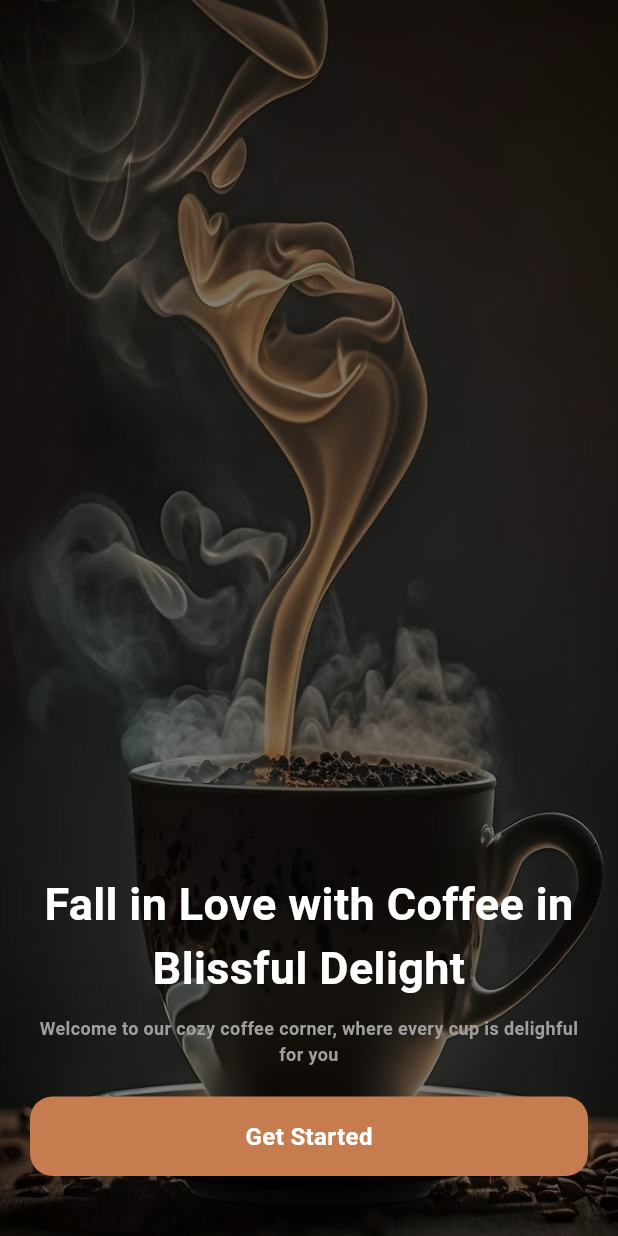
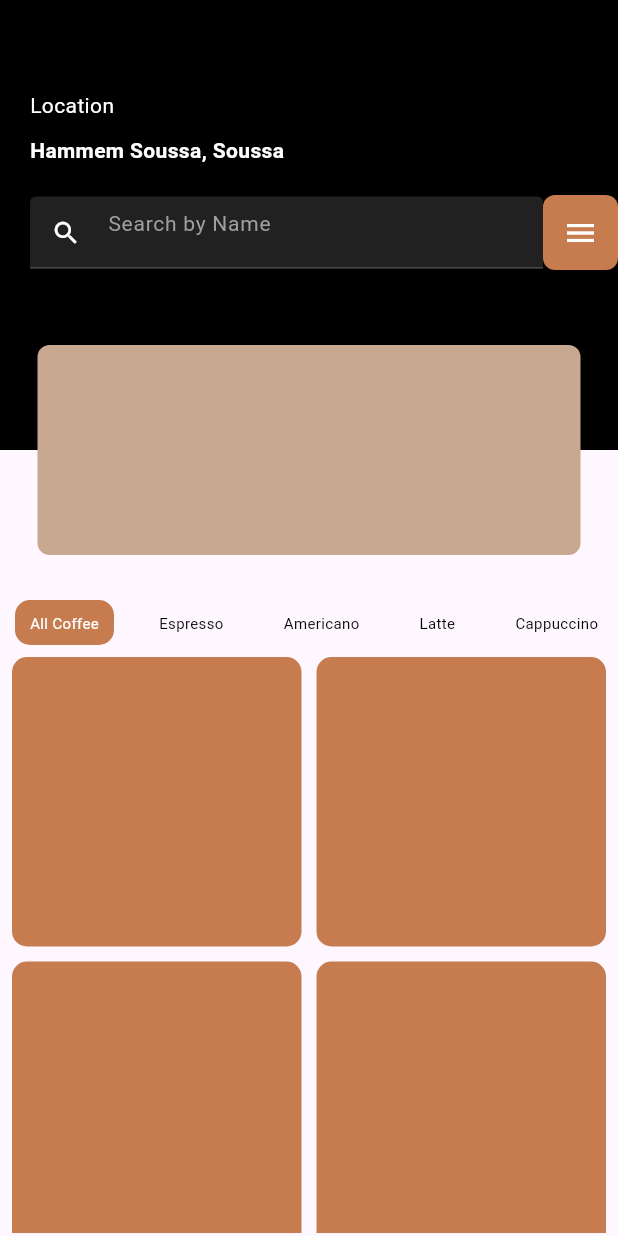
Before and after one commit to HibaChamkhi/coffee-shop-app, a Flutter app: the screen it shows after launch, on a phone screen of 412 x 824 dp. Run offline on Flutter 3.47's test engine with Material 3 defaults, Android fonts, the phone set to English and light mode, and no system bars; our stand-ins replace crystal_navigation_bar.

Commit message:
starting the ui of the home page

```diff
--- /dev/null
+++ b/lib/features/presentation/widgets/home.dart
@@ -0,0 +1,199 @@
+import 'package:crystal_navigation_bar/crystal_navigation_bar.dart';
+import 'package:flutter/material.dart';
+
+enum SelectedTab { home, favorite, add, search, person }
+
+final List<String> coffeeNames = [
+  "All Coffee", "Espresso", "Americano", "Latte", "Cappuccino",
+  "Mocha", "Macchiato", "Flat White", "Affogato", "Cortado", "Irish Coffee"
+];
+
+class HomePage extends StatefulWidget {
+  const HomePage({Key? key}) : super(key: key);
+
+  @override
+  State<HomePage> createState() => _HomePageState();
+}
+
+class _HomePageState extends State<HomePage> {
+  SelectedTab _selectedTab = SelectedTab.home;
+  int _selectedIndex = 0;
+
+  void _handleIndexChanged(int index) {
+    setState(() {
+      _selectedTab = SelectedTab.values[index];
+    });
+  }
+
+  void _onItemTap(int index) {
+    setState(() {
+      _selectedIndex = index;
+    });
+  }
+
+  @override
+  Widget build(BuildContext context) {
+    return Scaffold(
+      body: Stack(
+        children: [
+          Column(
+            children: [
+              _buildHeader(),
+              _buildCoffeeList(),
+              _buildCoffeeGrid(),
+            ],
+          ),
+          _buildOverlay(),
+        ],
+      ),
+      // Uncomment and configure this if needed
+      // bottomNavigationBar: CrystalNavigationBar(
+      //   borderRadius: 0,
+      //   boxShadow: const [
+      //     BoxShadow(color: Colors.grey, spreadRadius: 0, blurRadius: 250, offset: Offset(0, -300)),
+      //   ],
+      //   currentIndex: SelectedTab.values.indexOf(_selectedTab),
+      //   height: 0,
+      //   unselectedItemColor: Colors.grey,
+      //   backgroundColor: Colors.white,
+      //   onTap: _handleIndexChanged,
+      //   items: [
+      //     CrystalNavigationBarItem(icon: Icons.home, unselectedIcon: Icons.home, selectedColor: Color(0xFFC67C4E)),
+      //     CrystalNavigationBarItem(icon: Icons.monitor_heart, unselectedIcon: Icons.monitor_heart, selectedColor: Color(0xFFC67C4E)),
+      //     CrystalNavigationBarItem(icon: Icons.shopping_bag_outlined, unselectedIcon: Icons.shopping_bag_outlined, selectedColor: Color(0xFFC67C4E)),
+      //     CrystalNavigationBarItem(icon: Icons.notifications, unselectedIcon: Icons.notifications, selectedColor: Color(0xFFC67C4E)),
+      //   ],
+      // ),
+    );
+  }
+
+  Widget _buildHeader() {
+    return Container(
+      width: double.infinity,
+      height: 300,
+      color: Colors.black,
+      child: Padding(
+        padding: const EdgeInsets.only(left: 20, top: 60),
+        child: Column(
+          crossAxisAlignment: CrossAxisAlignment.start,
+          children: [
+            const Text("Location", style: TextStyle(color: Colors.white)),
+            const SizedBox(height: 10),
+            const Text("Hammem Soussa, Soussa",
+                style: TextStyle(color: Colors.white, fontWeight: FontWeight.bold)),
+            const SizedBox(height: 20),
+            Row(
+              children: [
+                _buildSearchField(),
+                _buildMenuButton(),
+              ],
+            ),
+          ],
+        ),
+      ),
+    );
+  }
+
+  Widget _buildSearchField() {
+    return Expanded(
+      child: TextFormField(
+        keyboardType: TextInputType.text,
+        decoration: InputDecoration(
+          prefixIcon: const Icon(Icons.search, color: Colors.white, size: 20),
+          fillColor: Colors.grey[900],
+          filled: true,
+          hintText: "Search by Name",
+          hintStyle: TextStyle(color: Colors.grey),
+          contentPadding: const EdgeInsets.symmetric(vertical: 8, horizontal: 8),
+          isDense: true,
+        ),
+        style: const TextStyle(fontSize: 14.0, color: Colors.white),
+      ),
+    );
+  }
+
+  Widget _buildMenuButton() {
+    return Container(
+      decoration: BoxDecoration(
+        borderRadius: BorderRadius.circular(8),
+        color: const Color(0xFFC67C4E),
+      ),
+      height: 50,
+      width: 50,
+      child: const Icon(Icons.menu, color: Colors.white),
+    );
+  }
+
+  Widget _buildCoffeeList() {
+    return Container(
+      height: 30,
+      margin: const EdgeInsets.only(top: 100.0),
+      child: ListView(
+        scrollDirection: Axis.horizontal,
+        children: coffeeNames.asMap().entries.map((entry) {
+          int index = entry.key;
+          String name = entry.value;
+          return GestureDetector(
+            onTap: () => _onItemTap(index),
+            child: Container(
+              padding: const EdgeInsets.symmetric(horizontal: 10),
+              margin: const EdgeInsets.symmetric(horizontal: 10),
+              decoration: BoxDecoration(
+                color: _selectedIndex == index ? const Color(0xFFC67C4E) : Colors.transparent,
+                borderRadius: BorderRadius.circular(10),
+              ),
+              child: Center(
+                child: Text(
+                  name,
+                  style: TextStyle(
+                    fontSize: 10,
+                    color: _selectedIndex == index ? Colors.white : Colors.black,
+                  ),
+                ),
+              ),
+            ),
+          );
+        }).toList(),
+      ),
+    );
+  }
+
+  Widget _buildCoffeeGrid() {
+    return Container(
+      height: 400,
+      padding: const EdgeInsets.all(8.0),
+      child: GridView.builder(
+        gridDelegate: const SliverGridDelegateWithFixedCrossAxisCount(
+          crossAxisCount: 2,
+          crossAxisSpacing: 10,
+          mainAxisSpacing: 10,
+        ),
+        itemCount: coffeeNames.length,
+        itemBuilder: (context, index) {
+          return Container(
+            decoration: BoxDecoration(
+              color: const Color(0xFFC67C4E),
+              borderRadius: BorderRadius.circular(10),
+            ),
+          );
+        },
+      ),
+    );
+  }
+
+  Widget _buildOverlay() {
+    return Positioned(
+      top: 230,
+      left: 25,
+      right: 25,
+      child: Container(
+        decoration: BoxDecoration(
+          color: const Color(0xFFC9A891),
+          borderRadius: BorderRadius.circular(8),
+        ),
+        width: 310,
+        height: 140,
+      ),
+    );
+  }
+}
--- a/lib/features/presentation/widgets/onboarding.dart
+++ b/lib/features/presentation/widgets/onboarding.dart
@@ -64,7 +64,7 @@ class _OnboardingWidgetsState extends State<OnboardingWidgets> {
                       color: const Color(0xFFC67C4E),
                       borderRadius: BorderRadius.circular(15),
                     ),
-                    padding: const EdgeInsets.symmetric(vertical: 15,),
+                    padding: EdgeInsets.symmetric(vertical: 15,),
                     child: const InkWell(
                       child: Text("Get Started",
                           style: TextStyle(
--- a/lib/main.dart
+++ b/lib/main.dart
@@ -1,6 +1,6 @@
 import 'package:flutter/material.dart';
 
-import 'features/presentation/widgets/onboarding.dart';
+import 'features/presentation/widgets/home.dart';
 
 void main() {
   runApp(MyApp());
@@ -11,7 +11,7 @@ class MyApp extends StatelessWidget {
   Widget build(BuildContext context) {
     return const MaterialApp(
       debugShowCheckedModeBanner: false,
-      home: OnboardingWidgets(),
+      home: HomePage(),
     );
   }
 }
--- a/pubspec.yaml
+++ b/pubspec.yaml
@@ -35,6 +35,7 @@ dependencies:
   # The following adds the Cupertino Icons font to your application.
   # Use with the CupertinoIcons class for iOS style icons.
   cupertino_icons: ^1.0.6
+  crystal_navigation_bar: ^1.0.0
 
 dev_dependencies:
   flutter_test:
```
Also changed, not shown: pubspec.lock.
